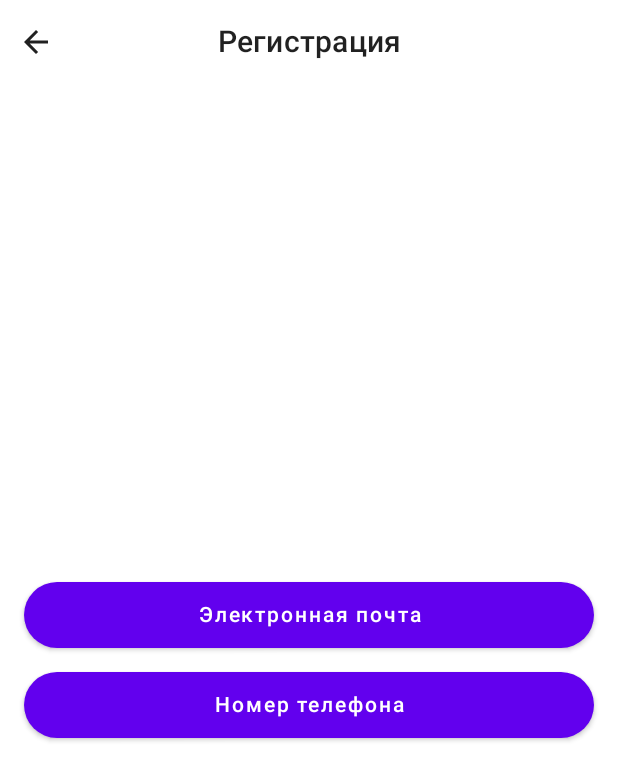
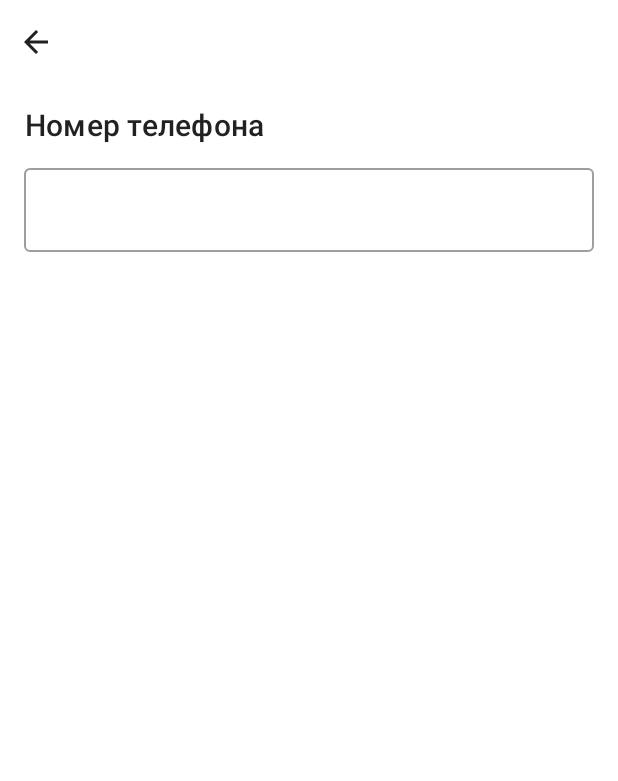
Before and after one commit to LaQqIII/Package-walk, an Android app built with Jetpack Compose: the RegistrationScreen screen opened through its navigation route, after a tap on "Номер телефона", on a phone screen of 412 x 824 dp. Shown: the top 781 px of the screen. Run offline under Robolectric (Android 15) with nearby library versions, the phone set to English and light mode, and no system bars; our stand-ins replace Dagger/Hilt's generated code, Timber.

```diff
--- a/app/src/main/java/com/example/packagewalk/ui/PackageWalkApplication.kt
+++ b/app/src/main/java/com/example/packagewalk/ui/PackageWalkApplication.kt
@@ -33,7 +33,8 @@ enum class MainSections(@StringRes val title: Int, val icon: ImageVector, val ro
 enum class AuthorizationSections(val route: String) {
     AUTHORIZATION("authorization"),
     LOGIN("loginIn"),
-    REGISTRATION("registration")
+    REGISTRATION("registration"),
+    MOBILE_AUTHORIZATION("mobile_authorization")
 }
 
 @Composable
--- a/app/src/main/java/com/example/packagewalk/ui/PackageWalkNavGraph.kt
+++ b/app/src/main/java/com/example/packagewalk/ui/PackageWalkNavGraph.kt
@@ -7,6 +7,8 @@ import androidx.navigation.NavHostController
 import androidx.navigation.compose.NavHost
 import androidx.navigation.compose.composable
 import com.example.packagewalk.ui.screens.authorization.Authorization
+import com.example.packagewalk.ui.screens.authorization.mobileAuth.MobileAuthorizationScreen
+import com.example.packagewalk.ui.screens.authorization.mobileAuth.MobileAuthorizationViewModel
 import com.example.packagewalk.ui.screens.authorization.registration.RegistrationScreen
 import com.example.packagewalk.ui.screens.profile.Profile
 
@@ -42,7 +44,14 @@ fun PackageWalkNavGraph(navController: NavHostController) {
 
         }
         composable(AuthorizationSections.REGISTRATION.route) {
-            RegistrationScreen(navigateBack = actions.navigateBack)
+            RegistrationScreen(
+                navigateBack = actions.navigateBack,
+                navigateToScreenMobileAuthorization = actions.navigateToScreenMobileAuthorization
+            )
+        }
+        composable(AuthorizationSections.MOBILE_AUTHORIZATION.route) {
+            val viewModel = MobileAuthorizationViewModel()
+            MobileAuthorizationScreen(navigateBack = actions.navigateBack, viewModel = viewModel)
         }
     }
 }
@@ -66,4 +75,7 @@ class MainActions(navController: NavHostController) {
     val navigateBack: () -> Unit = {
         navController.popBackStack()
     }
+    val navigateToScreenMobileAuthorization: () -> Unit = {
+        navController.navigate(AuthorizationSections.MOBILE_AUTHORIZATION.route)
+    }
 }
--- /dev/null
+++ b/app/src/main/java/com/example/packagewalk/ui/screens/authorization/mobileAuth/MobileAuthorizationScreen.kt
@@ -0,0 +1,49 @@
+package com.example.packagewalk.ui.screens.authorization.mobileAuth
+
+import androidx.compose.foundation.layout.Arrangement
+import androidx.compose.foundation.layout.Column
+import androidx.compose.foundation.layout.padding
+import androidx.compose.material.Scaffold
+import androidx.compose.material.icons.Icons
+import androidx.compose.material.icons.filled.ArrowBack
+import androidx.compose.runtime.Composable
+import androidx.compose.ui.Modifier
+import androidx.compose.ui.res.dimensionResource
+import com.example.packagewalk.R
+import com.example.packagewalk.ui.PackageWalkTopBar
+import com.example.packagewalk.ui.widgets.StandartOutlinedTextField
+import com.example.packagewalk.ui.widgets.StandartSpacer
+import com.example.packagewalk.ui.widgets.TextH6
+import timber.log.Timber
+
+private const val TAG_SCREEN = "Авторизация по телефону"
+
+/**
+ * Экран, который отвечает за авторизацию пользователь с помощью мобильного телефона
+ */
+@Composable
+fun MobileAuthorizationScreen(viewModel: MobileAuthorizationViewModel, navigateBack: () -> Unit) {
+
+    Timber.d("Отрисовка экрана авторизации по телефону $TAG_SCREEN")
+
+    val (phoneNumber, setPhoneNumber) = viewModel.phoneNumber
+
+    Scaffold(topBar = {
+        PackageWalkTopBar(
+            titleId = null,
+            icon = Icons.Default.ArrowBack,
+            onClickIcon = navigateBack
+        )
+    }) {
+        Column(
+            modifier = Modifier.padding(dimensionResource(R.dimen.around_base)),
+            verticalArrangement = Arrangement.Center
+        ) {
+            TextH6(stringId = R.string.number_phone)
+
+            StandartSpacer()
+
+            StandartOutlinedTextField(value = phoneNumber, onValueChange = setPhoneNumber)
+        }
+    }
+}
--- /dev/null
+++ b/app/src/main/java/com/example/packagewalk/ui/screens/authorization/mobileAuth/MobileAuthorizationViewModel.kt
@@ -0,0 +1,10 @@
+package com.example.packagewalk.ui.screens.authorization.mobileAuth
+
+import androidx.compose.runtime.mutableStateOf
+import androidx.lifecycle.ViewModel
+
+class MobileAuthorizationViewModel : ViewModel() {
+
+    val phoneNumber = mutableStateOf("")
+
+}
--- a/app/src/main/java/com/example/packagewalk/ui/screens/authorization/registration/RegistrationScreen.kt
+++ b/app/src/main/java/com/example/packagewalk/ui/screens/authorization/registration/RegistrationScreen.kt
@@ -6,7 +6,6 @@ import androidx.compose.foundation.layout.fillMaxSize
 import androidx.compose.material.Scaffold
 import androidx.compose.material.icons.Icons
 import androidx.compose.material.icons.filled.ArrowBack
-import androidx.compose.material.icons.filled.Close
 import androidx.compose.runtime.Composable
 import androidx.compose.ui.Alignment
 import androidx.compose.ui.Modifier
@@ -24,9 +23,14 @@ private const val TAG_SCREEN = "регистрация"
  * 1. выбор варианты регистрации в приложении
  * 2. регистрация в приложении
  * @param navigateBack функция, возвращающая на предыдущий экран
+ * @param navigateToScreenMobileAuthorization функция, которая отвечает за переход
+ * на экран авторизации с помощью телефона
  */
 @Composable
-fun RegistrationScreen(navigateBack: () -> Unit) {
+fun RegistrationScreen(
+    navigateBack: () -> Unit,
+    navigateToScreenMobileAuthorization: () -> Unit
+) {
 
     Timber.d("Отрисовка экрана регистрации !@# $TAG_SCREEN")
 
@@ -46,7 +50,10 @@ fun RegistrationScreen(navigateBack: () -> Unit) {
 
             StandartSpacer()
 
-            StandartButton(onClick = { /*TODO*/ }, stringId = R.string.number_phone)
+            StandartButton(
+                onClick = { navigateToScreenMobileAuthorization() },
+                stringId = R.string.number_phone
+            )
         }
     }
 
@@ -55,5 +62,5 @@ fun RegistrationScreen(navigateBack: () -> Unit) {
 @Preview(showBackground = true)
 @Composable
 private fun RegistrationScreenPreview() {
-    RegistrationScreen({})
+    RegistrationScreen({}, {})
 }
--- /dev/null
+++ b/app/src/main/java/com/example/packagewalk/ui/widgets/StandartTextField.kt
@@ -0,0 +1,27 @@
+package com.example.packagewalk.ui.widgets
+
+import androidx.compose.foundation.layout.fillMaxWidth
+import androidx.compose.material.OutlinedTextField
+import androidx.compose.runtime.Composable
+import androidx.compose.ui.Modifier
+import androidx.compose.ui.tooling.preview.Preview
+
+/**
+ * Наиболее часто используемое поле для ввода
+ * @param value значение поле ввода
+ * @param onValueChange функция, вызываемая при изменении поля ввода
+ */
+@Composable
+fun StandartOutlinedTextField(value: String, onValueChange: (String) -> Unit) {
+    OutlinedTextField(
+        value = value,
+        onValueChange = { onValueChange(it) },
+        modifier = Modifier.fillMaxWidth()
+    )
+}
+
+@Preview(showBackground = true)
+@Composable
+private fun StandartOutlinedTextFieldPreview() {
+    StandartOutlinedTextField("", {})
+}
```
Also changed, not shown: app/src/main/java/com/example/packagewalk/ui/widgets/StandartButton.kt (+12 -0 lines).
